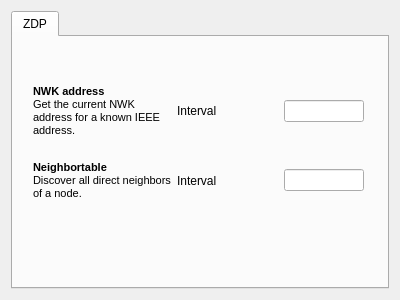
Old version of the form src/zm_settings_discovery.ui in the repository dresden-elektronik/deconz.
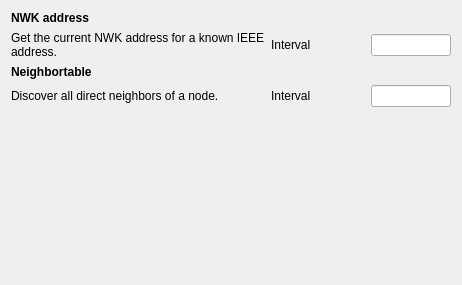
New version of the form.

```diff
--- a/src/zm_settings_discovery.ui
+++ b/src/zm_settings_discovery.ui
@@ -6,71 +6,65 @@
    <rect>
     <x>0</x>
     <y>0</y>
-    <width>400</width>
-    <height>300</height>
+    <width>462</width>
+    <height>285</height>
    </rect>
   </property>
   <property name="windowTitle">
    <string>Form</string>
   </property>
-  <layout class="QVBoxLayout" name="verticalLayout">
-   <item>
-    <widget class="QTabWidget" name="tabWidget">
-     <widget class="QWidget" name="tab">
-      <attribute name="title">
-       <string>ZDP</string>
-      </attribute>
-      <widget class="QWidget" name="">
-       <property name="geometry">
-        <rect>
-         <x>20</x>
-         <y>30</y>
-         <width>331</width>
-         <height>151</height>
-        </rect>
-       </property>
        <layout class="QGridLayout" name="gridLayout">
         <item row="0" column="0">
-         <widget class="QLabel" name="label">
+    <widget class="QLabel" name="label_6">
+     <property name="font">
+      <font>
+       <bold>true</bold>
+      </font>
+     </property>
           <property name="text">
-           <string>&lt;!DOCTYPE HTML PUBLIC &quot;-//W3C//DTD HTML 4.0//EN&quot; &quot;http://www.w3.org/TR/REC-html40/strict.dtd&quot;&gt;
-&lt;html&gt;&lt;head&gt;&lt;meta name=&quot;qrichtext&quot; content=&quot;1&quot; /&gt;&lt;style type=&quot;text/css&quot;&gt;
-p, li { white-space: pre-wrap; }
-&lt;/style&gt;&lt;/head&gt;&lt;body style=&quot; font-family:'MS Shell Dlg 2'; font-size:8.25pt; font-weight:400; font-style:normal;&quot;&gt;
-&lt;p style=&quot; margin-top:0px; margin-bottom:0px; margin-left:0px; margin-right:0px; -qt-block-indent:0; text-indent:0px;&quot;&gt;&lt;span style=&quot; font-size:8pt; font-weight:600;&quot;&gt;NWK address&lt;/span&gt;&lt;/p&gt;
-&lt;p style=&quot; margin-top:0px; margin-bottom:0px; margin-left:0px; margin-right:0px; -qt-block-indent:0; text-indent:0px;&quot;&gt;&lt;span style=&quot; font-size:8pt;&quot;&gt;Get the current NWK address for a known IEEE address.&lt;/span&gt;&lt;/p&gt;&lt;/body&gt;&lt;/html&gt;</string>
-          </property>
-          <property name="wordWrap">
-           <bool>true</bool>
-          </property>
-         </widget>
-        </item>
-        <item row="0" column="1">
-         <widget class="QLabel" name="label_3">
+      <string>NWK address</string>
+     </property>
+    </widget>
+   </item>
+   <item row="2" column="0">
+    <widget class="QLabel" name="label_5">
+     <property name="font">
+      <font>
+       <bold>true</bold>
+      </font>
+     </property>
           <property name="text">
-           <string>Interval</string>
+      <string>Neighbortable</string>
           </property>
          </widget>
         </item>
-        <item row="0" column="2">
-         <widget class="QLineEdit" name="nwkAddrReqLineEdit">
-          <property name="maximumSize">
+   <item row="4" column="1">
+    <spacer name="verticalSpacer">
+     <property name="orientation">
+      <enum>Qt::Vertical</enum>
+     </property>
+     <property name="sizeHint" stdset="0">
            <size>
-            <width>80</width>
-            <height>16777215</height>
-           </size>
-          </property>
-         </widget>
+       <width>20</width>
+       <height>40</height>
+      </size>
+     </property>
+    </spacer>
         </item>
         <item row="1" column="0">
+    <widget class="QLabel" name="label">
+     <property name="text">
+      <string>Get the current NWK address for a known IEEE address.</string>
+     </property>
+     <property name="wordWrap">
+      <bool>true</bool>
+     </property>
+    </widget>
+   </item>
+   <item row="3" column="0">
          <widget class="QLabel" name="label_2">
           <property name="text">
-           <string>&lt;!DOCTYPE HTML PUBLIC &quot;-//W3C//DTD HTML 4.0//EN&quot; &quot;http://www.w3.org/TR/REC-html40/strict.dtd&quot;&gt;
-&lt;html&gt;&lt;head&gt;&lt;meta name=&quot;qrichtext&quot; content=&quot;1&quot; /&gt;&lt;style type=&quot;text/css&quot;&gt;
-p, li { white-space: pre-wrap; }
-&lt;/style&gt;&lt;/head&gt;&lt;body style=&quot; font-family:'MS Shell Dlg 2'; font-size:8.25pt; font-weight:400; font-style:normal;&quot;&gt;
-&lt;p style=&quot; margin-top:0px; margin-bottom:0px; margin-left:0px; margin-right:0px; -qt-block-indent:0; text-indent:0px;&quot;&gt;&lt;span style=&quot; font-size:8pt; font-weight:600;&quot;&gt;Neighbortable&lt;/span&gt;&lt;/p&gt;
-&lt;p style=&quot; margin-top:0px; margin-bottom:0px; margin-left:0px; margin-right:0px; -qt-block-indent:0; text-indent:0px;&quot;&gt;&lt;span style=&quot; font-size:8pt;&quot;&gt;Discover all direct neighbors of a node.&lt;/span&gt;&lt;/p&gt;&lt;/body&gt;&lt;/html&gt;</string>
+      <string>Discover all direct neighbors of a node.</string>
           </property>
           <property name="wordWrap">
            <bool>true</bool>
@@ -78,13 +72,20 @@
          </widget>
         </item>
         <item row="1" column="1">
+    <widget class="QLabel" name="label_3">
+     <property name="text">
+      <string>Interval</string>
+     </property>
+    </widget>
+   </item>
+   <item row="3" column="1">
          <widget class="QLabel" name="label_4">
           <property name="text">
            <string>Interval</string>
           </property>
          </widget>
         </item>
-        <item row="1" column="2">
+   <item row="3" column="2">
          <widget class="QLineEdit" name="mgmtLqiReqLineEdit">
           <property name="maximumSize">
            <size>
@@ -94,9 +95,14 @@
           </property>
          </widget>
         </item>
-       </layout>
-      </widget>
-     </widget>
+   <item row="1" column="2">
+    <widget class="QLineEdit" name="nwkAddrReqLineEdit">
+     <property name="maximumSize">
+      <size>
+       <width>80</width>
+       <height>16777215</height>
+      </size>
+     </property>
     </widget>
    </item>
   </layout>
```
Lines whose indentation alone changed are shown as unchanged.
